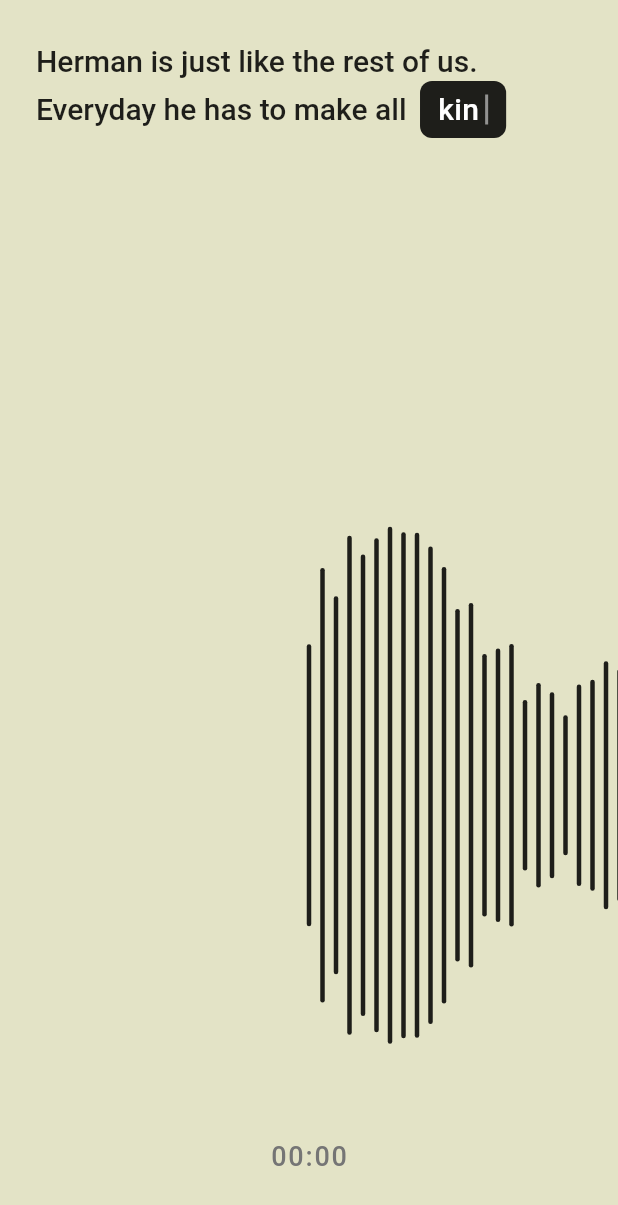
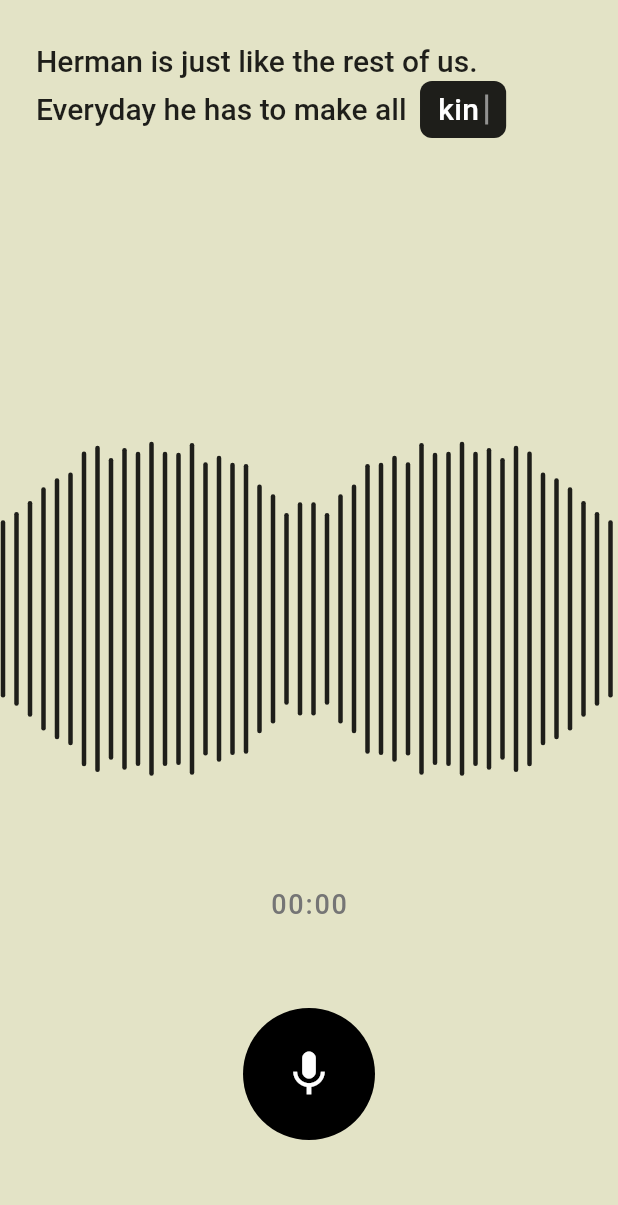
Before and after one commit to iva-mobile/client, a Flutter app: the first screen one second after launch, on a phone screen of 412 x 824 dp. Shown: the top 1205 px of the screen. Run offline on Flutter 3.47's test engine with Material 3 defaults, Android fonts, the phone set to English and light mode, and no system bars.

Commit message:
feat:Implemented the new control layout with animated mic ripple and contextual actions.

```diff
--- /dev/null
+++ b/lib/features/voice_to_text/widget/control_buttons.dart
@@ -0,0 +1,236 @@
+import 'package:flutter/material.dart';
+
+import '../view/voice_to_text_model.dart';
+
+class ControlButtonsRow extends StatelessWidget {
+  const ControlButtonsRow({
+    super.key,
+    required this.state,
+    required this.onMicTap,
+    required this.onPause,
+    required this.onResume,
+    required this.onDiscard,
+  });
+
+  final RecordingState state;
+  final VoidCallback onMicTap;
+  final VoidCallback onPause;
+  final VoidCallback onResume;
+  final VoidCallback onDiscard;
+
+  bool get _showSecondary =>
+      state == RecordingState.recording || state == RecordingState.paused;
+
+  @override
+  Widget build(BuildContext context) {
+    final leftIcon = state == RecordingState.paused
+        ? Icons.play_arrow
+        : Icons.pause;
+    final leftLabel = state == RecordingState.paused
+        ? 'Resume recording'
+        : 'Pause recording';
+
+    return Padding(
+      padding: const EdgeInsets.symmetric(vertical: 24, horizontal: 32),
+      child: Row(
+        mainAxisAlignment: MainAxisAlignment.center,
+        children: [
+          AnimatedSwitcher(
+            duration: const Duration(milliseconds: 200),
+            child: _showSecondary
+                ? _SecondaryCircularButton(
+                    key: const ValueKey('pause_button'),
+                    icon: leftIcon,
+                    tooltip: leftLabel,
+                    onPressed: state == RecordingState.paused
+                        ? onResume
+                        : onPause,
+                  )
+                : const SizedBox(width: 64, height: 64),
+          ),
+          const SizedBox(width: 24),
+          _MicButton(
+            isRecording: state == RecordingState.recording,
+            onPressed: onMicTap,
+            state: state,
+          ),
+          const SizedBox(width: 24),
+          AnimatedSwitcher(
+            duration: const Duration(milliseconds: 200),
+            child: _showSecondary
+                ? _SecondaryCircularButton(
+                    key: const ValueKey('discard_button'),
+                    icon: Icons.delete_outline,
+                    tooltip: 'Discard recording',
+                    onPressed: onDiscard,
+                  )
+                : const SizedBox(width: 64, height: 64),
+          ),
+        ],
+      ),
+    );
+  }
+}
+
+class _SecondaryCircularButton extends StatelessWidget {
+  const _SecondaryCircularButton({
+    super.key,
+    required this.icon,
+    required this.tooltip,
+    required this.onPressed,
+  });
+
+  final IconData icon;
+  final String tooltip;
+  final VoidCallback onPressed;
+
+  @override
+  Widget build(BuildContext context) {
+    return Tooltip(
+      message: tooltip,
+      child: SizedBox(
+        width: 64,
+        height: 64,
+        child: Material(
+          color: Colors.transparent,
+          shape: const CircleBorder(),
+          child: InkWell(
+            customBorder: const CircleBorder(),
+            onTap: onPressed,
+            child: Ink(
+              decoration: BoxDecoration(
+                shape: BoxShape.circle,
+                border: Border.all(color: Colors.black.withValues(alpha: 0.2)),
+              ),
+              child: Center(child: Icon(icon, color: Colors.black87, size: 28)),
+            ),
+          ),
+        ),
+      ),
+    );
+  }
+}
+
+class _MicButton extends StatefulWidget {
+  const _MicButton({
+    required this.isRecording,
+    required this.onPressed,
+    required this.state,
+  });
+
+  final bool isRecording;
+  final RecordingState state;
+  final VoidCallback onPressed;
+
+  @override
+  State<_MicButton> createState() => _MicButtonState();
+}
+
+class _MicButtonState extends State<_MicButton>
+    with SingleTickerProviderStateMixin {
+  late final AnimationController _controller;
+
+  @override
+  void initState() {
+    super.initState();
+    _controller = AnimationController(
+      vsync: this,
+      duration: const Duration(milliseconds: 1200),
+    );
+    if (widget.isRecording) {
+      _controller.repeat();
+    }
+  }
+
+  @override
+  void didUpdateWidget(covariant _MicButton oldWidget) {
+    super.didUpdateWidget(oldWidget);
+    if (widget.isRecording && !_controller.isAnimating) {
+      _controller.repeat();
+    } else if (!widget.isRecording && _controller.isAnimating) {
+      _controller
+        ..stop()
+        ..reset();
+    }
+  }
+
+  @override
+  void dispose() {
+    _controller.dispose();
+    super.dispose();
+  }
+
+  @override
+  Widget build(BuildContext context) {
+    final tooltip = switch (widget.state) {
+      RecordingState.recording => 'Stop recording',
+      RecordingState.paused => 'Stop recording',
+      RecordingState.stopped => 'Start new recording',
+      RecordingState.idle => 'Start recording',
+    };
+
+    final button = Material(
+      color: Colors.transparent,
+      child: InkWell(
+        onTap: widget.onPressed,
+        customBorder: const CircleBorder(),
+        child: Ink(
+          width: 88,
+          height: 88,
+          decoration: const BoxDecoration(
+            shape: BoxShape.circle,
+            gradient: LinearGradient(
+              colors: [
+                Color.fromARGB(255, 0, 0, 0),
+                Color.fromARGB(255, 0, 0, 0),
+              ],
+              begin: Alignment.topLeft,
+              end: Alignment.bottomRight,
+            ),
+          ),
+          child: const Icon(Icons.mic, size: 36, color: Colors.white),
+        ),
+      ),
+    );
+
+    return Semantics(
+      label: tooltip,
+      button: true,
+      child: SizedBox(
+        width: 120,
+        height: 120,
+        child: Stack(
+          alignment: Alignment.center,
+          children: [
+            if (widget.isRecording)
+              ...List.generate(3, (index) {
+                return AnimatedBuilder(
+                  animation: _controller,
+                  builder: (context, child) {
+                    final progress = (_controller.value + index / 3) % 1;
+                    final scale = 1 + (progress * 0.6);
+                    final opacity = (1 - progress).clamp(0.0, 1.0);
+                    return Transform.scale(
+                      scale: scale,
+                      child: Container(
+                        decoration: BoxDecoration(
+                          shape: BoxShape.circle,
+                          color: const Color.fromARGB(
+                            255,
+                            87,
+                            88,
+                            88,
+                          ).withValues(alpha: 0.1 * opacity),
+                        ),
+                      ),
+                    );
+                  },
+                );
+              }),
+            Tooltip(message: tooltip, child: button),
+          ],
+        ),
+      ),
+    );
+  }
+}
--- a/pubspec.yaml
+++ b/pubspec.yaml
@@ -31,6 +31,8 @@ dependencies:
   flutter:
     sdk: flutter
   provider: ^6.1.5+1
+  flutter_localizations:
+    sdk: flutter
 
   # The following adds the Cupertino Icons font to your application.
   # Use with the CupertinoIcons class for iOS style icons.
```
Also changed, not shown: lib/features/voice_to_text/view/voice_to_text_model.dart (+67 -1 lines), lib/features/voice_to_text/view/voice_to_text_screen.dart (+41 -5 lines), lib/features/voice_to_text/widget/waveform.dart (+4 -5 lines), pubspec.lock, 2 other files.
